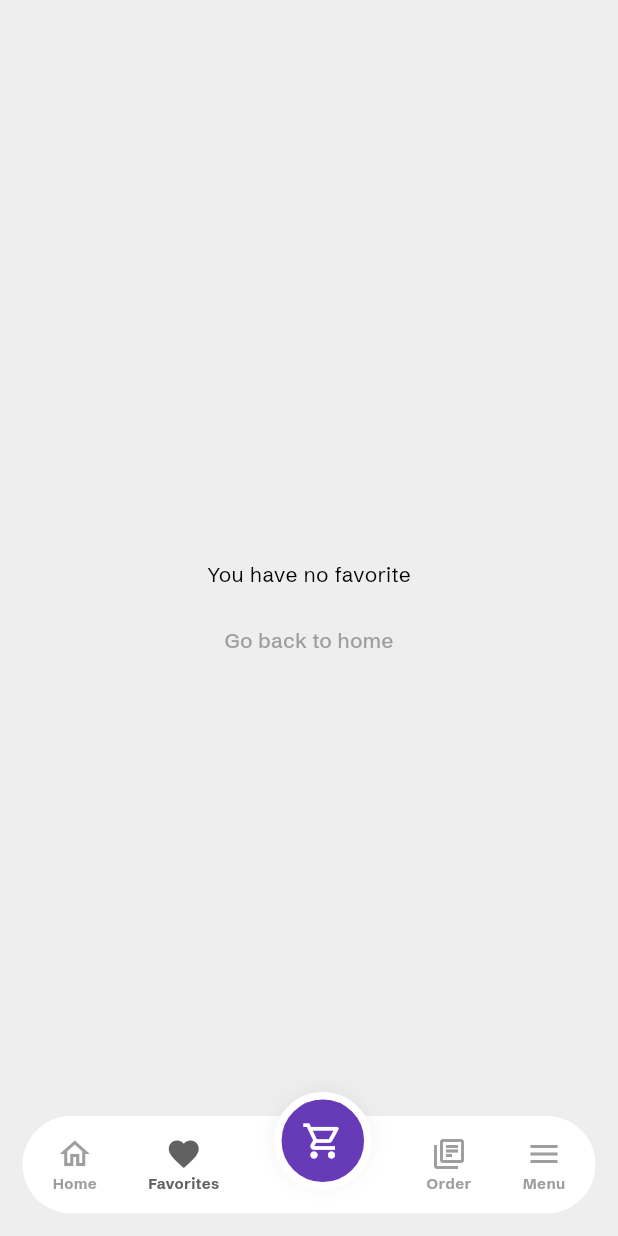
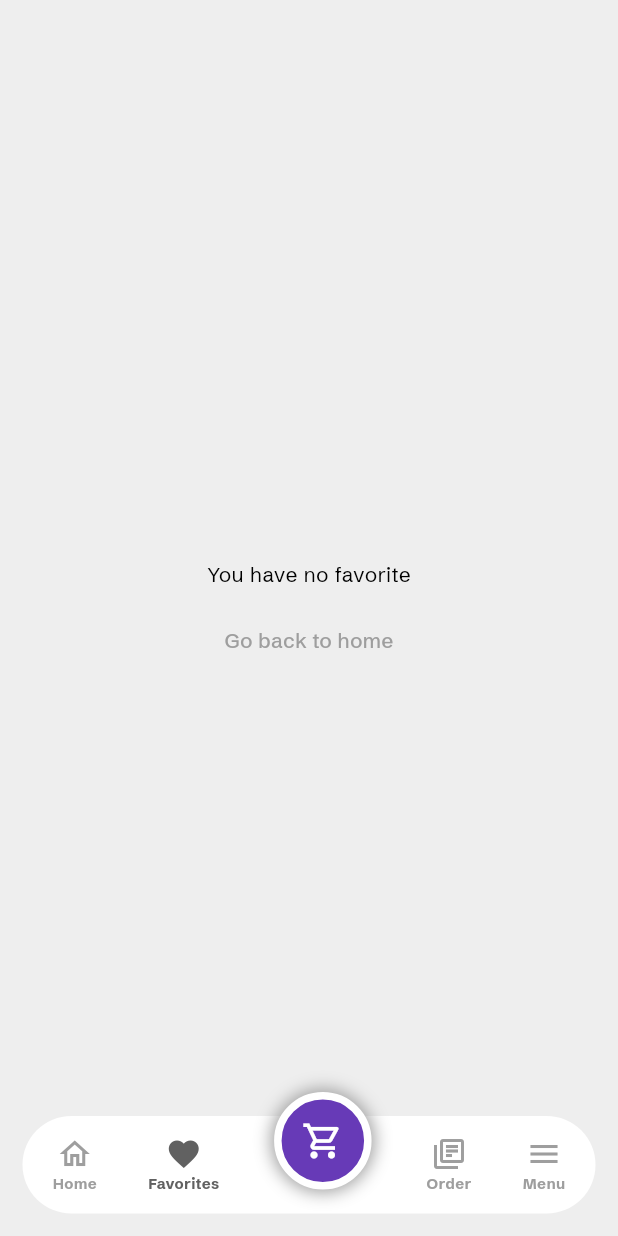
Before and after one commit to cleverAkanimoh/food_delivery_app, a Flutter app: the screen it shows once a user with an empty profile is signed in, item 2 of the bottom bar chosen, on a phone screen of 412 x 824 dp. Run offline on Flutter 3.47's test engine with Material 3 defaults, Android fonts, the phone set to English and light mode, and no system bars; our stand-ins replace carousel_slider, cloud_firestore, firebase_auth, firebase_core, flutter_credit_card, google_maps_flutter and 1 more; missing offline and left inert: flutter_polyline_points; accounts and stored records are empty.

Commit message:
modified layout.dart in lib

```diff
--- a/lib/layout.dart
+++ b/lib/layout.dart
@@ -104,13 +104,11 @@ class _LayoutState extends State<Layout> {
                                   ),
                                   boxShadow: [
                                     BoxShadow(
-                                      color: Theme.of(context)
-                                          .colorScheme
-                                          .primary
-                                          .withOpacity(shadowOpacity),
+                                      color:
+                                          Theme.of(context).colorScheme.primary,
                                       spreadRadius: spreadRadius,
                                       blurRadius: blurRadius,
-                                      offset: const Offset(0, -2),
+                                      // offset: const Offset(0, -8),
                                     ),
                                   ],
                                 ),
```
